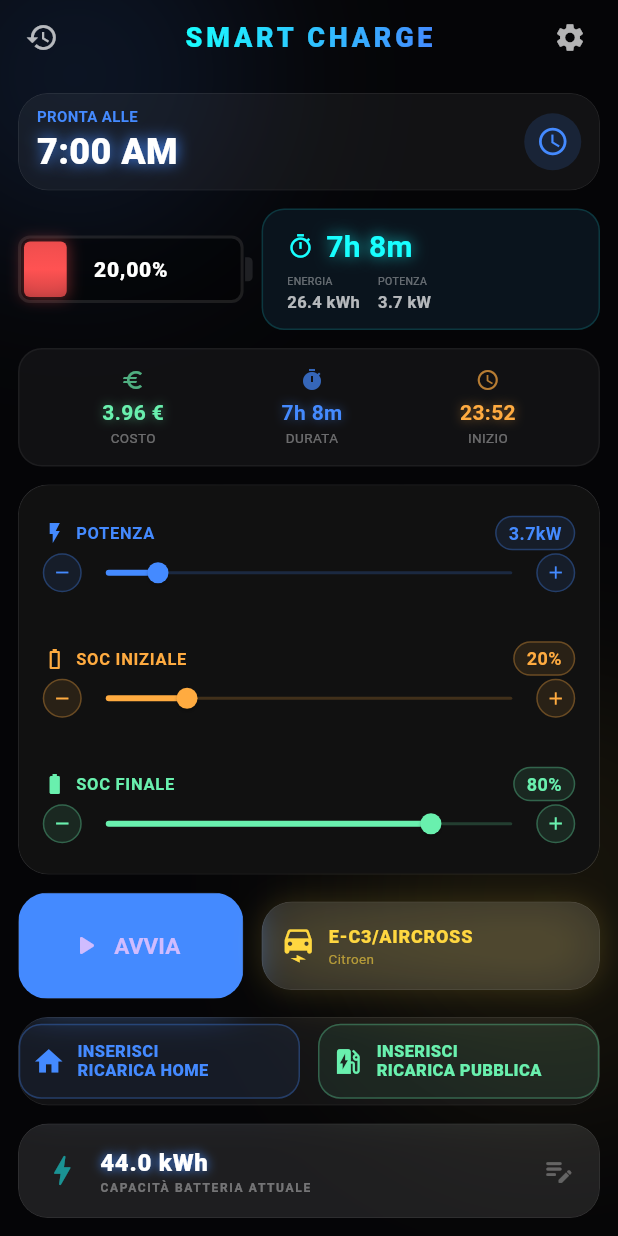
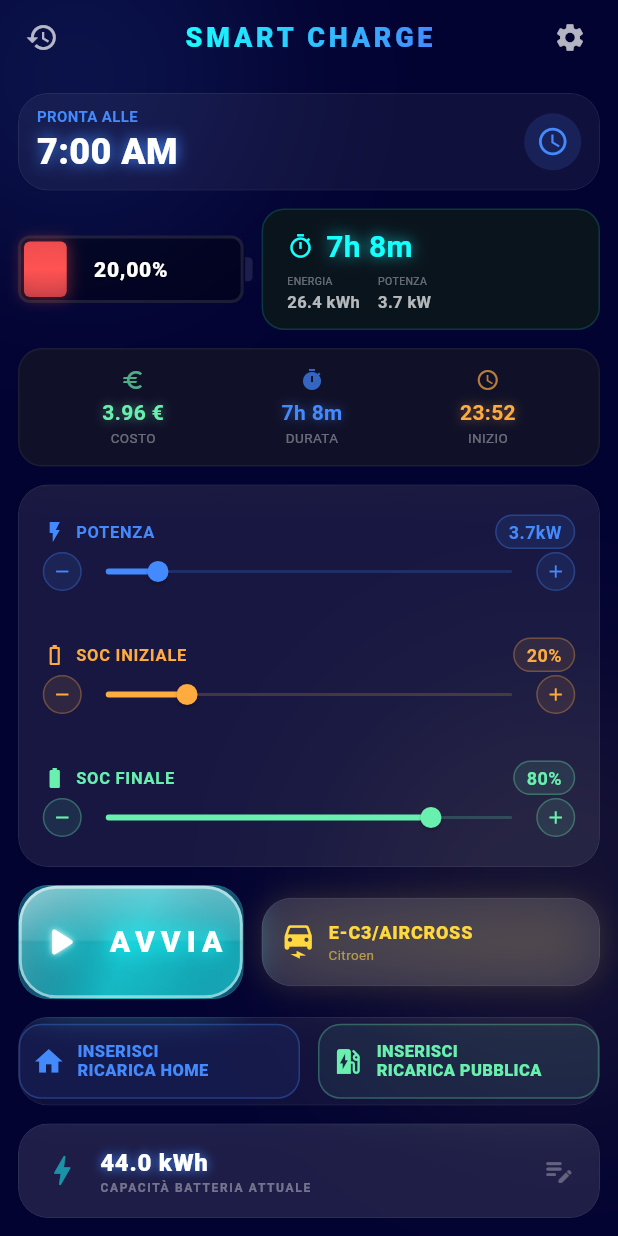
Before and after one commit to vitolog76-hub/smartcharge_v2, a Flutter app: the screen it shows once a user with an empty profile is signed in, on a phone screen of 412 x 824 dp. Run offline on Flutter 3.47's test engine with Material 3 defaults, Android fonts, the phone set to English and light mode, and no system bars; our stand-ins replace cloud_firestore, firebase_auth, firebase_core, fl_chart, flutter_local_notifications, pdf and 4 more; accounts and stored records are empty; network calls fail.

Commit message:
Versione stabile SmartCharge v2
- Fix: Aggiunto isSimulating = true in startSimulation() (pulsante ora mostra IN ATTESA)
- Fix: Risolto problema duplicazione ricariche con flag _completionDialogShown
- UI: Sfondo blu notte profondo #0A0F1E
- UI: ChargingControls ultra trasparente senza sfondo
- UI: Pulsante simulazione con 3 stati (AVVIA/IN ATTESA/STOP)
- Storico: Matita visibile e funzionante
- Storico: Eliminazione swipe corretta con ID
- Storico: Modifica funzionante senza crash

```diff
--- a/lib/providers/home_provider.dart
+++ b/lib/providers/home_provider.dart
@@ -449,6 +449,9 @@ class HomeProvider extends ChangeNotifier {
     pwr: wallboxPwr,
     cap: currentBatteryCap,
   );
+  // 🔥 MANCA QUESTA RIGA!
+  isSimulating = true;  // <-- DEVI AGGIUNGERE QUESTA
+  notifyListeners();
 }
 
   void stopSimulation() {
--- a/lib/screens/home_page.dart
+++ b/lib/screens/home_page.dart
@@ -32,7 +32,7 @@ class HomePage extends StatelessWidget {
         builder: (context, provider, child) {
           if (!provider.carsLoaded) {
             return const Scaffold(
-              backgroundColor: Color(0xFF050507),
+              backgroundColor: const Color(0xFF0A0F1E),
               body: Center(child: CircularProgressIndicator(color: Colors.blueAccent)),
             );
           }
@@ -46,7 +46,7 @@ class HomePage extends StatelessWidget {
           }
 
           return Scaffold(
-            backgroundColor: const Color(0xFF050507),
+            backgroundColor: const Color.fromARGB(255, 3, 3, 50),
             extendBodyBehindAppBar: true,
             appBar: AppBar(
               title: ShaderMask(
--- a/lib/widgets/charging_controls.dart
+++ b/lib/widgets/charging_controls.dart
@@ -9,11 +9,7 @@ class ChargingControls extends StatelessWidget {
   @override
   Widget build(BuildContext context) {
     return Container(
-      padding: const EdgeInsets.symmetric(vertical: 6, horizontal: 16), // 🔥 VERTICALE RIDOTTO
-      decoration: BoxDecoration(
-        color: const Color(0xFF111111),
-        borderRadius: BorderRadius.circular(20),
-      ),
+      padding: const EdgeInsets.symmetric(vertical: 6, horizontal: 16),
       child: Column(
         mainAxisAlignment: MainAxisAlignment.spaceEvenly,
         children: [
@@ -37,7 +33,7 @@ class ChargingControls extends StatelessWidget {
               }
             },
           ),
-          const SizedBox(height: 4), // 🔥 DA 8 A 4
+          const SizedBox(height: 4),
           _buildSliderRow(
             label: "SOC INIZIALE",
             value: provider.currentSoc,
@@ -58,7 +54,7 @@ class ChargingControls extends StatelessWidget {
               }
             },
           ),
-          const SizedBox(height: 4), // 🔥 DA 8 A 4
+          const SizedBox(height: 4),
           _buildSliderRow(
             label: "SOC FINALE",
             value: provider.targetSoc,
@@ -132,15 +128,15 @@ class ChargingControls extends StatelessWidget {
             ),
           ],
         ),
-        const SizedBox(height: 2), // 🔥 DA 4 A 2
+        const SizedBox(height: 2),
         Row(
           children: [
             InkWell(
               onTap: onDecrement,
               borderRadius: BorderRadius.circular(16),
               child: Container(
-                width: 26, // 🔥 DA 28 A 26 (leggermente più piccoli)
-                height: 26, // 🔥 DA 28 A 26
+                width: 26,
+                height: 26,
                 decoration: BoxDecoration(
                   color: color.withOpacity(0.1),
                   shape: BoxShape.circle,
@@ -149,17 +145,17 @@ class ChargingControls extends StatelessWidget {
                 child: Icon(
                   Icons.remove,
                   color: color,
-                  size: 14, // 🔥 DA 16 A 14
+                  size: 14,
                 ),
               ),
             ),
-            const SizedBox(width: 6), // 🔥 DA 8 A 6
+            const SizedBox(width: 6),
             Expanded(
               child: SliderTheme(
                 data: SliderThemeData(
-                  trackHeight: 2, // 🔥 DA 3 A 2
-                  thumbShape: const RoundSliderThumbShape(enabledThumbRadius: 7), // 🔥 DA 8 A 7
-                  overlayShape: const RoundSliderOverlayShape(overlayRadius: 10), // 🔥 DA 12 A 10
+                  trackHeight: 2,
+                  thumbShape: const RoundSliderThumbShape(enabledThumbRadius: 7),
+                  overlayShape: const RoundSliderOverlayShape(overlayRadius: 10),
                   activeTrackColor: color,
                   inactiveTrackColor: color.withOpacity(0.2),
                   thumbColor: color,
@@ -174,13 +170,13 @@ class ChargingControls extends StatelessWidget {
                 ),
               ),
             ),
-            const SizedBox(width: 6), // 🔥 DA 8 A 6
+            const SizedBox(width: 6),
             InkWell(
               onTap: onIncrement,
               borderRadius: BorderRadius.circular(16),
               child: Container(
-                width: 26, // 🔥 DA 28 A 26
-                height: 26, // 🔥 DA 28 A 26
+                width: 26,
+                height: 26,
                 decoration: BoxDecoration(
                   color: color.withOpacity(0.1),
                   shape: BoxShape.circle,
@@ -189,7 +185,7 @@ class ChargingControls extends StatelessWidget {
                 child: Icon(
                   Icons.add,
                   color: color,
-                  size: 14, // 🔥 DA 16 A 14
+                  size: 14,
                 ),
               ),
             ),
--- a/lib/widgets/home/simulation_button.dart
+++ b/lib/widgets/home/simulation_button.dart
@@ -1,44 +1,166 @@
+import 'dart:ui';
 import 'package:flutter/material.dart';
 import 'package:smartcharge_v2/providers/home_provider.dart';
 import 'package:smartcharge_v2/widgets/home/add_charge_dialog.dart';
 
 class SimulationButton extends StatelessWidget {
   final HomeProvider provider;
-
   const SimulationButton({super.key, required this.provider});
 
   @override
   Widget build(BuildContext context) {
-    return SizedBox(
-      height: 70, // 🔥 DA 60 A 70
-      child: ElevatedButton.icon(
-        onPressed: () => _handleSimulation(context),
-        icon: Icon(
-          provider.isSimulating ? Icons.stop_rounded : Icons.play_arrow_rounded,
-          size: 22 // 🔥 DA 20 A 22
+    final bool isSimulating = provider.isSimulating;
+
+    // Calcola direttamente se è in attesa
+    final now = DateTime.now();
+    final startTime = provider.calculatedStartDateTime;
+    final bool isScheduled = isSimulating && startTime.isAfter(now);
+
+    // DEBUG: stampa i valori per capire
+    print('📊 SIM BUTTON - isSimulating: $isSimulating');
+    print('📊 SIM BUTTON - startTime: $startTime');
+    print('📊 SIM BUTTON - now: $now');
+    print('📊 SIM BUTTON - isScheduled: $isScheduled');
+
+    // --- LOGICA DI STATO PER IL FEEDBACK ---
+    Color accentColor;
+    String statusText;
+    IconData statusIcon;
+
+    if (!isSimulating) {
+      // Stato Spento (pronto per avviare)
+      accentColor = Colors.cyanAccent;
+      statusText = "AVVIA";
+      statusIcon = Icons.play_arrow_rounded;
+    } else if (isScheduled) {
+      // Stato IN ATTESA (programmato)
+      accentColor = Colors.orangeAccent;
+      statusText = "⏰ ${provider.startTimeDisplay}";
+      statusIcon = Icons.access_time_filled_rounded;
+    } else {
+      // Stato In Carica (Attivo)
+      accentColor = Colors.redAccent;
+      statusText = "⏹️ STOP";
+      statusIcon = Icons.stop_rounded;
+    }
+
+    return GestureDetector(
+      onTap: () => _handleSimulation(context),
+      behavior: HitTestBehavior.opaque,
+      child: SizedBox(
+        height: 75,
+        width: double.infinity,
+        child: Stack(
+          alignment: Alignment.center,
+          children: [
+            // 1. NEON GLOW AMBIENTALE
+            IgnorePointer(
+              child: AnimatedContainer(
+                duration: const Duration(milliseconds: 400),
+                margin: const EdgeInsets.symmetric(horizontal: 20),
+                decoration: BoxDecoration(
+                  borderRadius: BorderRadius.circular(25),
+                  boxShadow: [
+                    BoxShadow(color: accentColor.withOpacity(0.9), blurRadius: 30, spreadRadius: 1),
+                    BoxShadow(color: accentColor.withOpacity(0.4), blurRadius: 60, spreadRadius: 10),
+                    BoxShadow(color: accentColor.withOpacity(0.2), blurRadius: 100, spreadRadius: 20),
+                  ],
                 ),
-        label: Text(
-          provider.isSimulating ? "STOP" : "AVVIA",
-          style: const TextStyle(fontSize: 15, fontWeight: FontWeight.bold), // 🔥 DA 14 A 15
               ),
-        style: ElevatedButton.styleFrom(
-          backgroundColor: provider.isSimulating ? Colors.redAccent : Colors.blueAccent,
-          shape: RoundedRectangleBorder(
-            borderRadius: BorderRadius.circular(12),
             ),
+
+            // 2. VETRO FROSTED
+            IgnorePointer(
+              child: ClipRRect(
+                borderRadius: BorderRadius.circular(25),
+                child: BackdropFilter(
+                  filter: ImageFilter.blur(sigmaX: 40, sigmaY: 40),
+                  child: AnimatedContainer(
+                    duration: const Duration(milliseconds: 400),
+                    decoration: BoxDecoration(
+                      borderRadius: BorderRadius.circular(25),
+                      border: Border.all(color: Colors.white.withOpacity(0.5), width: 2.0),
+                      gradient: LinearGradient(
+                        begin: Alignment.topLeft,
+                        end: Alignment.bottomRight,
+                        colors: [
+                          Colors.white.withOpacity(0.3),
+                          Colors.transparent,
+                          accentColor.withOpacity(0.2),
+                        ],
+                      ),
+                    ),
+                  ),
+                ),
+              ),
+            ),
+
+            // 3. RIFLESSO GLOSSY
+            IgnorePointer(
+              child: Container(
+                decoration: BoxDecoration(
+                  borderRadius: BorderRadius.circular(25),
+                  gradient: LinearGradient(
+                    begin: Alignment.topCenter,
+                    end: Alignment.bottomCenter,
+                    stops: const [0.0, 0.48, 0.52, 1.0],
+                    colors: [
+                      Colors.white.withOpacity(0.35),
+                      Colors.white.withOpacity(0.1),
+                      Colors.transparent,
+                      Colors.transparent,
+                    ],
+                  ),
+                ),
+              ),
+            ),
+
+            // 4. CONTENUTO (Testo e Icona)
+            Row(
+              mainAxisAlignment: MainAxisAlignment.center,
+              children: [
+                Icon(
+                  statusIcon,
+                  color: Colors.white,
+                  size: 32,
+                  shadows: [
+                    Shadow(color: accentColor, blurRadius: 20),
+                    const Shadow(color: Colors.white, blurRadius: 5),
+                  ],
+                ),
+                const SizedBox(width: 15),
+                Text(
+                  statusText,
+                  style: TextStyle(
+                    color: Colors.white,
+                    fontSize: 20,
+                    fontWeight: FontWeight.w900,
+                    letterSpacing: 4.0,
+                    shadows: [
+                      Shadow(color: accentColor, blurRadius: 15),
+                      Shadow(color: accentColor, blurRadius: 35),
+                    ],
+                  ),
+                ),
+              ],
+            ),
+          ],
         ),
       ),
     );
   }
 
+  // --- LOGICA GESTIONE CLICK ---
   void _handleSimulation(BuildContext context) {
     if (provider.isSimulating) {
+      // Se è in simulazione (sia in carica che in attesa), ferma tutto
       if (provider.isChargingReal && provider.currentSoc > 20) {
         _showInterruptDialog(context);
       } else {
         provider.stopSimulation();
       }
     } else {
+      // Avvia simulazione
       provider.startSimulation();
     }
   }
@@ -48,46 +170,30 @@ class SimulationButton extends StatelessWidget {
     showDialog(
       context: context,
       barrierDismissible: false,
-      builder: (ctx) => AlertDialog(
-        backgroundColor: const Color(0xFF1C1C1E),
-        shape: RoundedRectangleBorder(borderRadius: BorderRadius.circular(20)),
-        title: const Text(
-          "RICARICA INTERROTTA",
-          style: TextStyle(color: Colors.orangeAccent, fontWeight: FontWeight.bold)
+      builder: (ctx) => BackdropFilter(
+        filter: ImageFilter.blur(sigmaX: 20, sigmaY: 20),
+        child: AlertDialog(
+          backgroundColor: const Color(0xFF0A0A0A).withOpacity(0.95),
+          shape: RoundedRectangleBorder(
+              borderRadius: BorderRadius.circular(30),
+              side: BorderSide(color: Colors.white.withOpacity(0.2))
           ),
-        content: Text(
-          "Hai caricato fino al ${captureSoc.toStringAsFixed(1)}%. Vuoi salvare?"
-        ),
+          title: const Text("INTERROMPI", style: TextStyle(color: Colors.orangeAccent, fontWeight: FontWeight.w900)),
+          content: Text("Hai caricato fino al ${captureSoc.toStringAsFixed(1)}%. Salvare?", style: const TextStyle(color: Colors.white70)),
           actions: [
-          TextButton(
-            onPressed: () {
-              provider.stopSimulation();
-              Navigator.pop(ctx);
-            },
-            child: const Text("SCARTA", style: TextStyle(color: Colors.redAccent))
-          ),
+            TextButton(onPressed: () { provider.stopSimulation(); Navigator.pop(ctx); }, child: const Text("SCARTA", style: TextStyle(color: Colors.redAccent))),
             ElevatedButton(
-            style: ElevatedButton.styleFrom(backgroundColor: Colors.blueAccent),
-            onPressed: () {
-              provider.stopSimulation();
-              Navigator.pop(ctx);
-              _showAddDialog(context, "Home", captureSoc);
-            },
-            child: const Text("SALVA")
+              style: ElevatedButton.styleFrom(backgroundColor: Colors.blueAccent.withOpacity(0.3), side: const BorderSide(color: Colors.blueAccent)),
+              onPressed: () { provider.stopSimulation(); Navigator.pop(ctx); _showAddDialog(context, "Home", captureSoc); },
+              child: const Text("SALVA", style: TextStyle(color: Colors.white, fontWeight: FontWeight.bold))
             ),
           ],
+        ),
       ),
     );
   }
 
   void _showAddDialog(BuildContext context, String tipo, double customEndSoc) {
-    showDialog(
-      context: context,
-      builder: (_) => AddChargeDialog(
-        provider: provider,
-        tipo: tipo,
-        customEndSoc: customEndSoc,
-      ),
-    );
+    showDialog(context: context, builder: (_) => AddChargeDialog(provider: provider, tipo: tipo, customEndSoc: customEndSoc));
   }
 }
```
Lines whose indentation alone changed are shown as unchanged.
